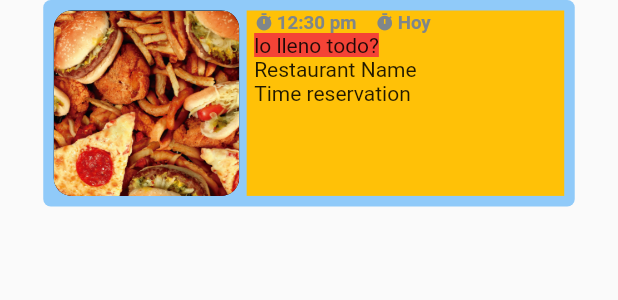
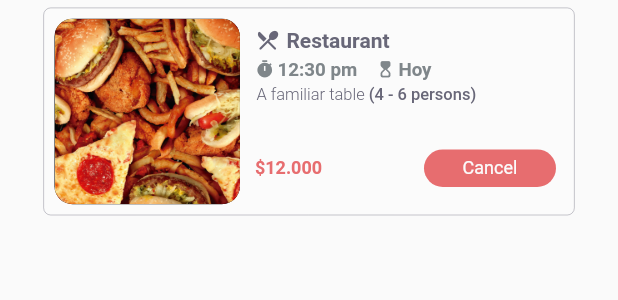
Before and after one commit to DalexisValencia/Fifth-test-app_Restaurants, a Flutter app: the BookingCard widget shown alone on an empty page, opened directly, on a phone screen of 412 x 824 dp. Shown: the top 300 px of the screen. Run offline on Flutter 3.47's test engine with Material 2 defaults, Android fonts, the phone set to English and light mode, and no system bars; our stand-ins replace bloc, equatable, flutter_bloc; missing offline and left inert: keyboard_visibility.

Commit message:
Ajustando error al navegar por las tabs. Terminando 'booking Card'. Utilizando 'Booking Card' en la pestana 'Booking'

```diff
--- a/lib/screens/Bookings.dart
+++ b/lib/screens/Bookings.dart
@@ -1,6 +1,9 @@
+import 'dart:async';
+
 import 'package:fith_app__restaurant/constants/contansts.dart';
-import 'package:fith_app__restaurant/sections/CardProductWithComments.dart';
+import 'package:fith_app__restaurant/sections/BookingCard.dart';
 import 'package:fith_app__restaurant/sections/CustomHeader.dart';
+import 'package:fith_app__restaurant/widgets/AnimationContainerWrapper.dart';
 import 'package:flutter/material.dart';
 
 class BookingsScreen extends StatefulWidget {
@@ -9,6 +12,28 @@ class BookingsScreen extends StatefulWidget {
 }
 
 class _BookingsScreenState extends State<BookingsScreen> {
+  bool opacityActive = true;
+  bool customAnimationActive = true;
+
+  @override
+  initState() {
+    super.initState();
+    Timer(Duration(milliseconds: animationStartTime), () {
+      setState(() {
+        opacityActive = false;
+      });
+      startAnimationCustom();
+    });
+  }
+
+  startAnimationCustom() {
+    Timer(Duration(milliseconds: animationStartTime), () {
+      setState(() {
+        customAnimationActive = false;
+      });
+    });
+  }
+
   Widget _header() {
     return Container(
       margin: EdgeInsets.only(top: MediaQuery.of(context).padding.top),
@@ -22,30 +47,36 @@ class _BookingsScreenState extends State<BookingsScreen> {
     );
   }
 
+  Widget _wrapperBookingCard() {
+    List<String> allBookingCard = [
+      'no-price',
+      'price',
+      'cancel',
+      'today',
+      'tomorrow',
+      'next-week'
+    ];
+    return Container(
+      child: Builder(
+        builder: (BuildContext context) {
+          List<Widget> bookingCards = [];
+          allBookingCard.map((e) {
+            bookingCards.add(BookingCard(booking: e));
+          }).toList();
+          return Column(
+            children: bookingCards,
+          );
+        },
+      ),
+    );
+  }
+
   Widget _body() {
     return Expanded(
       child: Container(
         child: SingleChildScrollView(
           child: Column(
-            children: <Widget>[
-              BookingTitle(),
-              BookingCard(),
-              Container(
-                width: MediaQuery.of(context).size.width,
-                height: 300,
-                color: Colors.blue,
-              ),
-              Container(
-                width: MediaQuery.of(context).size.width,
-                height: 300,
-                color: Colors.blue[50],
-              ),
-              Container(
-                width: MediaQuery.of(context).size.width,
-                height: 300,
-                color: Colors.blue[100],
-              )
-            ],
+            children: <Widget>[BookingTitle(), _wrapperBookingCard()],
           ),
         ),
       ),
@@ -56,10 +87,19 @@ class _BookingsScreenState extends State<BookingsScreen> {
   Widget build(BuildContext context) {
     return Scaffold(
         backgroundColor: Theme.of(context).primaryColorLight,
-      body: Column(
+        body: AnimatedOpacity(
+          duration: Duration(milliseconds: animationOpacityTime),
+          opacity: opacityActive ? 0 : 1,
+          child: CustomContainerAnimation(
+            animationChildren: customAnimationActive,
+            children: Column(
               children: <Widget>[_header(), _body()],
             ),
-    );
+          ),
+          // child: Column(
+          //   children: <Widget>[_header(), _body()],
+          // ),
+        ));
   }
 }
 
@@ -72,70 +112,20 @@ class BookingTitle extends StatelessWidget {
         vertical: MediaQuery.of(context).size.height * 0.015,
         horizontal: MediaQuery.of(context).size.width * defaultPadding,
       ),
-      child: Text(
+      child: Column(
+        crossAxisAlignment: CrossAxisAlignment.start,
+        children: <Widget>[
+          Text(
             'Bookings',
             textAlign: TextAlign.left,
             style: Theme.of(context).textTheme.headline4.copyWith(
                 color: Theme.of(context).primaryColorDark,
                 fontWeight: FontWeight.w600),
           ),
-    );
-  }
-}
-
-class BookingCard extends StatefulWidget {
-  @override
-  _BookingCardState createState() => _BookingCardState();
-}
-
-class _BookingCardState extends State<BookingCard> {
-  @override
-  Widget build(BuildContext context) {
-    return Container(
-      padding: EdgeInsets.all(7),
-      decoration: BoxDecoration(
-          color: Colors.blue[200],
-          borderRadius: BorderRadius.circular(borderRadiusCards)),
-      margin: EdgeInsets.symmetric(
-          horizontal: MediaQuery.of(context).size.width * defaultPadding),
-      width: MediaQuery.of(context).size.width,
-      child: Row(
-        children: <Widget>[
-          Container(
-            width: MediaQuery.of(context).size.width * 0.30,
-            height: MediaQuery.of(context).size.width * 0.30,
-            decoration: BoxDecoration(
-                borderRadius: BorderRadius.circular(borderRadiusImages),
-                color: Colors.black,
-                image: DecorationImage(
-                    fit: BoxFit.cover,
-                    image: ExactAssetImage('assets/banner/fast-food.png'))),
-          ),
-          Expanded(
-            child: Container(
-              margin: EdgeInsets.only(left: 5),
-              padding: EdgeInsets.only(left: 5),
-              height: MediaQuery.of(context).size.width * 0.30,
-              color: Colors.amber,
-              child: Column(
-                crossAxisAlignment: CrossAxisAlignment.start,
-                children: <Widget>[
-                  Row(
-                    children: <Widget>[
-                      CustomChip(name: '12:30 pm', icon: Icons.timer),
-                      CustomChip(name: 'Hoy', icon: Icons.timer),
-                    ],
-                  ),
-                  Container(
-                    color: Colors.red,
-                    child: Text('lo lleno todo?'),
-                  ),
-                  Text('Restaurant Name'),
-                  Text('Time reservation')
-                ],
-              ),
-            ),
-          )
+          Text('Custom your Bookings',
+              style: Theme.of(context).textTheme.button.copyWith(
+                  color: Theme.of(context).primaryColorDark,
+                  fontWeight: FontWeight.w300))
         ],
       ),
     );
--- a/lib/screens/restaurant.details.dart
+++ b/lib/screens/restaurant.details.dart
@@ -11,7 +11,6 @@ import 'package:fith_app__restaurant/sections/CardAvailableForLunch.dart';
 import 'package:fith_app__restaurant/sections/CardCategorySuggested.dart';
 import 'package:fith_app__restaurant/sections/ContactMethods.dart';
 import 'package:fith_app__restaurant/sections/CustomHeader.dart';
-// import 'package:fith_app__restaurant/sections/CardsHighlightRestaurants.dart';
 import 'package:fith_app__restaurant/sections/RoundedOptions.dart';
 import 'package:fith_app__restaurant/sections/TagsChips.dart';
 import 'package:fith_app__restaurant/widgets/AnimationContainerWrapper.dart';
--- a/lib/screens/search.dart
+++ b/lib/screens/search.dart
@@ -60,7 +60,6 @@ class _ScaffoldSearchState extends State<ScaffoldSearch> {
       child: BlocBuilder<SearchBloc, SearchState>(
         builder: (context, state) {
           SearchInitInterface suggestedSearches = state.props[0];
-          print(suggestedSearches);
           return Column(
             children: <Widget>[
               Container(
--- /dev/null
+++ b/lib/sections/BookingCard.dart
@@ -0,0 +1,164 @@
+import 'package:fith_app__restaurant/constants/contansts.dart';
+import 'package:fith_app__restaurant/widgets/CustomChip.dart';
+import 'package:flutter/material.dart';
+
+class BookingCard extends StatefulWidget {
+  final String booking;
+  BookingCard({this.booking});
+  @override
+  _BookingCardState createState() => _BookingCardState();
+}
+
+class _BookingCardState extends State<BookingCard> {
+  String restaurantNameInBooking = 'Restaurant';
+  @override
+  Widget build(BuildContext context) {
+    return Container(
+      padding: EdgeInsets.all(7),
+      decoration: BoxDecoration(
+          color: Theme.of(context).primaryColorLight,
+          borderRadius: BorderRadius.circular(borderRadiusCards),
+          border: Border.all(
+              color: Theme.of(context).primaryColorDark.withOpacity(0.5),
+              width: 0.5)),
+      margin: EdgeInsets.symmetric(
+          horizontal: MediaQuery.of(context).size.width * defaultPadding,
+          vertical: 5),
+      width: MediaQuery.of(context).size.width,
+      child: Row(
+        children: <Widget>[
+          Container(
+            width: MediaQuery.of(context).size.width * 0.30,
+            height: MediaQuery.of(context).size.width * 0.30,
+            decoration: BoxDecoration(
+                borderRadius: BorderRadius.circular(borderRadiusImages),
+                color: Colors.black,
+                image: DecorationImage(
+                    fit: BoxFit.cover,
+                    image: ExactAssetImage('assets/banner/fast-food.png'))),
+          ),
+          Expanded(
+            child: Container(
+              margin: EdgeInsets.only(left: 5),
+              padding: EdgeInsets.fromLTRB(5, 6, 5, 0),
+              height: MediaQuery.of(context).size.width * 0.30,
+              child: Column(
+                crossAxisAlignment: CrossAxisAlignment.start,
+                children: <Widget>[
+                  Row(
+                    children: <Widget>[
+                      Icon(
+                        Icons.local_dining_rounded,
+                        size: 17,
+                        color: Theme.of(context).primaryColorDark,
+                      ),
+                      SizedBox(
+                        width: 4,
+                      ),
+                      FittedBox(
+                        fit: BoxFit.scaleDown,
+                        child: Text(
+                          //hay que hacer una validación cuando el elemento no es mayor al numero de caracteres a cortar
+                          restaurantNameInBooking.length > 14
+                              ? restaurantNameInBooking.substring(0, 14) + '...'
+                              : restaurantNameInBooking,
+                          style: Theme.of(context).textTheme.bodyText1.copyWith(
+                              color: Theme.of(context).primaryColorDark,
+                              fontWeight: FontWeight.w700,
+                              fontSize: 14),
+                        ),
+                      )
+                    ],
+                  ),
+                  SizedBox(
+                    height: 3,
+                  ),
+                  Row(
+                    children: <Widget>[
+                      CustomChip(
+                          name: '12:30 pm',
+                          nameColor: Theme.of(context).primaryColor,
+                          icon: Icons.timer,
+                          iconColor: Theme.of(context).primaryColor),
+                      CustomChip(
+                          name: 'Hoy',
+                          nameColor: widget.booking != 'today'
+                              ? Theme.of(context).primaryColor
+                              : Theme.of(context).buttonColor,
+                          icon: widget.booking != 'today'
+                              ? Icons.hourglass_top_rounded
+                              : Icons.hourglass_full_rounded,
+                          iconColor: widget.booking != 'today'
+                              ? Theme.of(context).primaryColor
+                              : Theme.of(context)
+                                  .buttonColor), // assignment_rounded // cuando sea hoy assignment_turned_in
+                    ],
+                  ),
+                  Padding(
+                    padding: EdgeInsets.only(left: 1, top: 3),
+                    child: RichText(
+                      text: TextSpan(
+                          text: 'A familiar table ',
+                          style: Theme.of(context).textTheme.caption.copyWith(
+                              color: Theme.of(context).primaryColorDark,
+                              fontWeight: FontWeight.w300,
+                              fontSize: 11),
+                          children: <TextSpan>[
+                            TextSpan(
+                                text: '(4 - 6 persons)',
+                                style: TextStyle(fontWeight: FontWeight.w500))
+                          ]),
+                    ),
+                  ),
+                  //RELOJES DE ARENA hourglass_full_rounded hourglass_top_rounded
+                  Spacer(),
+                  Row(
+                    mainAxisAlignment: MainAxisAlignment.spaceBetween,
+                    children: <Widget>[
+                      Container(
+                        child: widget.booking != 'no-price'
+                            ? Text("\$12.000",
+                                style: Theme.of(context)
+                                    .textTheme
+                                    .caption
+                                    .copyWith(
+                                        fontWeight: FontWeight.w700,
+                                        color: Theme.of(context).buttonColor))
+                            : Text(""),
+                      ),
+                      Align(
+                          alignment: Alignment.bottomRight,
+                          child: MaterialButton(
+                            disabledColor: Theme.of(context)
+                                .primaryColorDark
+                                .withAlpha(100),
+                            color: Theme.of(context).buttonColor,
+                            height: 25,
+                            padding: EdgeInsets.all(0),
+                            elevation: 0,
+                            shape: RoundedRectangleBorder(
+                                borderRadius: BorderRadius.circular(50)),
+                            onPressed: widget.booking != 'today' ? () {} : null,
+                            onHighlightChanged: (val) {},
+                            child: Text(
+                              'Cancel',
+                              style: Theme.of(context)
+                                  .textTheme
+                                  .caption
+                                  .copyWith(
+                                      color: widget.booking != 'today'
+                                          ? Theme.of(context).primaryColorLight
+                                          : Theme.of(context).primaryColorDark),
+                            ),
+                          ))
+                    ],
+                  )
+                ],
+              ),
+            ),
+          )
+        ],
+      ),
+    );
+  }
+}
--- a/lib/sections/CardProductWithComments.dart
+++ b/lib/sections/CardProductWithComments.dart
@@ -2,6 +2,7 @@ import 'package:fith_app__restaurant/blocs/bloc/dish/bloc/dish_bloc.dart';
 import 'package:fith_app__restaurant/constants/contansts.dart';
 import 'package:fith_app__restaurant/interfaces/Dishes.dart';
 import 'package:fith_app__restaurant/screens/plate.detail.dart';
+import 'package:fith_app__restaurant/widgets/CustomChip.dart';
 import 'package:flutter/material.dart';
 import 'package:flutter_bloc/flutter_bloc.dart';
 
@@ -83,11 +84,19 @@ class _CardProductWithCommentsState extends State<CardProductWithComments> {
                                     children: <Widget>[
                                       CustomChip(
                                           name: widget.dish.preparation,
-                                          icon: Icons.timer),
+                                          nameColor:
+                                              Theme.of(context).primaryColor,
+                                          icon: Icons.timer,
+                                          iconColor:
+                                              Theme.of(context).primaryColor),
                                       CustomChip(
                                           name:
                                               formatterPrice(widget.dish.price),
-                                          icon: Icons.monetization_on),
+                                          nameColor:
+                                              Theme.of(context).primaryColor,
+                                          icon: Icons.monetization_on,
+                                          iconColor:
+                                              Theme.of(context).primaryColor),
                                       Expanded(
                                         child: Container(
                                           padding: EdgeInsets.only(top: 1.8),
@@ -219,34 +228,3 @@ class _CardProductWithCommentsState extends State<CardProductWithComments> {
     return firtsLetter + secondLetter;
   }
 }
-
-class CustomChip extends StatelessWidget {
-  final String name;
-  final IconData icon;
-  CustomChip({this.name, this.icon});
-  @override
-  Widget build(BuildContext context) {
-    double totalWidth = MediaQuery.of(context).size.width;
-    return Container(
-        margin: EdgeInsets.only(right: totalWidth * 0.03),
-        child: Row(
-          crossAxisAlignment: CrossAxisAlignment.start,
-          mainAxisAlignment: MainAxisAlignment.start,
-          children: <Widget>[
-            Container(
-              margin: EdgeInsets.only(top: 1),
-              child:
-                  Icon(icon, size: 13, color: Theme.of(context).primaryColor),
-            ),
-            SizedBox(width: totalWidth * 0.005),
-            Text(
-              this.name,
-              style: Theme.of(context).textTheme.caption.copyWith(
-                  fontWeight: FontWeight.w700,
-                  fontSize: 12.5,
-                  color: Theme.of(context).primaryColor),
-            ),
-          ],
-        ));
-  }
-}
--- /dev/null
+++ b/lib/widgets/CustomChip.dart
@@ -0,0 +1,33 @@
+import 'package:flutter/material.dart';
+
+class CustomChip extends StatelessWidget {
+  final String name;
+  final Color nameColor;
+  final IconData icon;
+  final Color iconColor;
+  CustomChip({this.name, this.nameColor, this.icon, this.iconColor});
+  @override
+  Widget build(BuildContext context) {
+    double totalWidth = MediaQuery.of(context).size.width;
+    return Container(
+        margin: EdgeInsets.only(right: totalWidth * 0.03),
+        child: Row(
+          crossAxisAlignment: CrossAxisAlignment.start,
+          mainAxisAlignment: MainAxisAlignment.start,
+          children: <Widget>[
+            Container(
+              margin: EdgeInsets.only(top: 1),
+              child: Icon(icon, size: 13, color: iconColor),
+            ),
+            SizedBox(width: totalWidth * 0.005),
+            Text(
+              this.name,
+              style: Theme.of(context).textTheme.caption.copyWith(
+                  fontWeight: FontWeight.w700,
+                  fontSize: 12.5,
+                  color: nameColor),
+            ),
+          ],
+        ));
+  }
+}
```
Also changed, not shown: lib/screens/main.tabs.dart (+26 -7 lines), pubspec.lock. Lines whose indentation alone changed are shown as unchanged.
